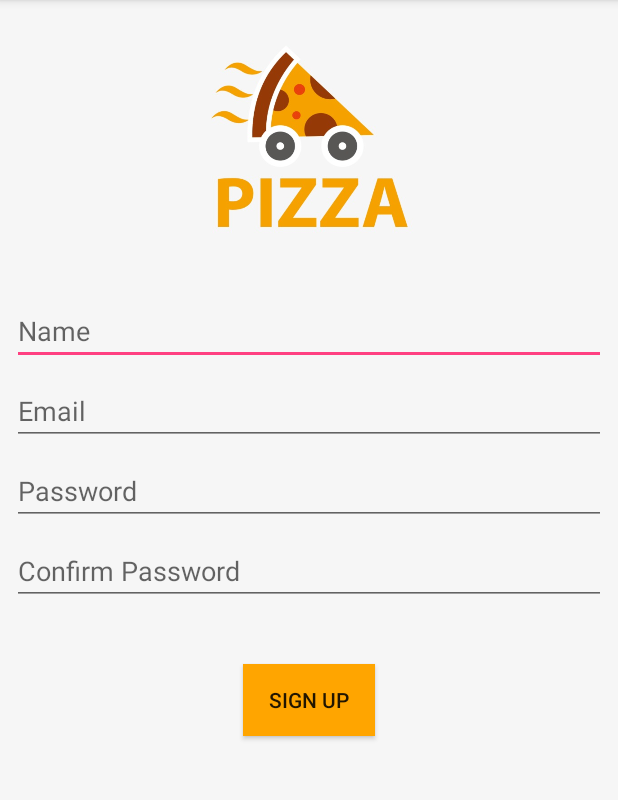
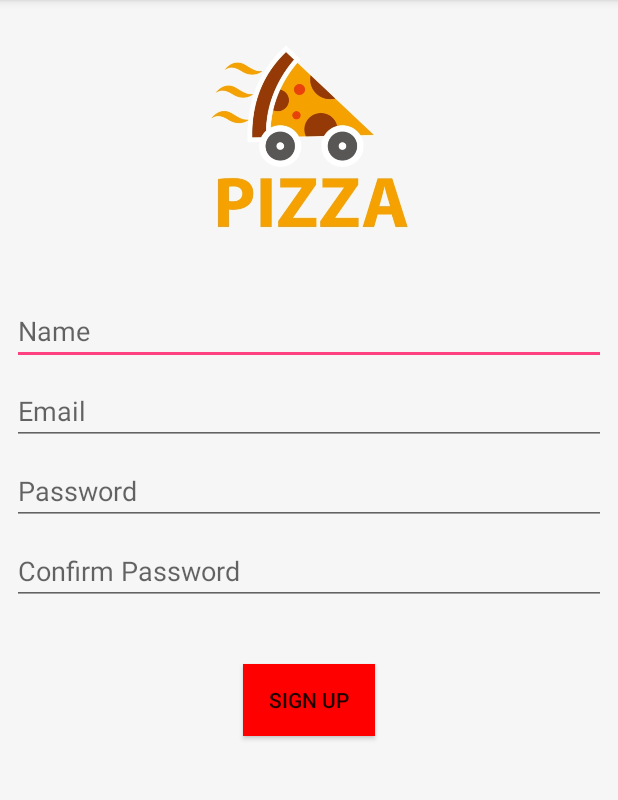
Before and after one commit to Josetedd/Pizza-Store, an Android app: the screen it shows after launch (SignUpActivity), after a tap on "Not a member? Sign Up", on a phone screen of 412 x 824 dp, the part 84-884 px from its top. Run offline under Robolectric (Android 15) with nearby library versions, the phone set to English and light mode, and no system bars; our stand-ins replace Firebase (no records; nobody signed in at launch, a user with empty details on screens opened directly).

Commit message:
Change of style theme addition of pizza specific images

```diff
--- a/app/src/main/java/com/example/android/pizzaapp/MainActivity.java
+++ b/app/src/main/java/com/example/android/pizzaapp/MainActivity.java
@@ -33,13 +33,13 @@ public class MainActivity extends AppCompatActivity {
         }
         // Temporary data. list of pizzas will be from firebase realtime database
         final Pizza pizza_data[]= new Pizza[]{
-                new Pizza(R.drawable.pizzaicon,"BBQ Chicken", "BBQ SAUCE, CORN, GRILLED CHICKEN, ONION",5),
-                new Pizza(R.drawable.pizzaicon,"BBQ Steak", "BBQ SAUCE, CORN, ONION, BEEF STEAK",4),
-                new Pizza(R.drawable.pizzaicon,"BEEF SUPREME", "PIZZA SAUCE, BBQ SAUCE, ONION, TOMATO, BEEF MINCE",2),
-                new Pizza(R.drawable.pizzaicon,"CHICKEN BALI", "PIZZA SAUCE, GRILLED CHICKEN, MUSHROOM, PINEAPPLE, RED CHILI",5),
-                new Pizza(R.drawable.pizzaicon,"CHICKEN SUPREME", "PIZZA SAUCE, GRILLED CHICKEN, MIX PEPPERS, ONION, TOMATO",3),
-                new Pizza(R.drawable.pizzaicon,"SWAHILI CHICKEN", "PIZZA SAUCE, CORN, PINEAPPLE, RED CHILI, SWAHILI CHICKEN",2),
-                new Pizza(R.drawable.pizzaicon,"CHICKEN TIKKA", "PIZZA SAUCE, MIX PEPPERS, MUSHROOM, ONION, RED CHILI, TIKKA CHICKEN",4),
+                new Pizza(R.drawable.pizza1,"BBQ Chicken", "BBQ SAUCE, CORN, GRILLED CHICKEN, ONION",5),
+                new Pizza(R.drawable.pizza2,"BBQ Steak", "BBQ SAUCE, CORN, ONION, BEEF STEAK",4),
+                new Pizza(R.drawable.pizza3,"BEEF SUPREME", "PIZZA SAUCE, BBQ SAUCE, ONION, TOMATO, BEEF MINCE",2),
+                new Pizza(R.drawable.pizza44,"CHICKEN BALI", "PIZZA SAUCE, GRILLED CHICKEN, MUSHROOM, PINEAPPLE, RED CHILI",5),
+                new Pizza(R.drawable.pizza5,"CHICKEN SUPREME", "PIZZA SAUCE, GRILLED CHICKEN, MIX PEPPERS, ONION, TOMATO",3),
+                new Pizza(R.drawable.pizza6,"SWAHILI CHICKEN", "PIZZA SAUCE, CORN, PINEAPPLE, RED CHILI, SWAHILI CHICKEN",2),
+                new Pizza(R.drawable.pizza7,"CHICKEN TIKKA", "PIZZA SAUCE, MIX PEPPERS, MUSHROOM, ONION, RED CHILI, TIKKA CHICKEN",4),
 
         };
         //CONNECT DATA TO LIST
--- a/app/src/main/res/layout/activity_selected_pizza.xml
+++ b/app/src/main/res/layout/activity_selected_pizza.xml
@@ -13,6 +13,8 @@
         android:layout_marginEnd="8dp"
         android:layout_marginStart="8dp"
         android:layout_marginTop="8dp"
+        android:textStyle="bold"
+        android:textSize="20sp"
         app:layout_constraintEnd_toEndOf="parent"
         app:layout_constraintStart_toStartOf="parent"
         app:layout_constraintTop_toTopOf="parent" />
@@ -32,6 +34,7 @@
         android:id="@+id/SelectedPizzaDesc"
         android:layout_width="wrap_content"
         android:layout_height="wrap_content"
+        android:textStyle="italic"
         android:layout_marginEnd="8dp"
         android:layout_marginStart="8dp"
         android:layout_marginTop="8dp"
--- a/app/src/main/res/values/styles.xml
+++ b/app/src/main/res/values/styles.xml
@@ -29,7 +29,7 @@
         <item name="android:layout_margin">20dp</item>
         <item name="android:layout_marginEnd">8dp</item>
         <item name="android:layout_marginStart">8dp</item>
-        <item name="android:background">#FFA500</item>
+        <item name="android:background">#ff0000</item>
     </style>
 
     <style name="EditTextStyle">
```
